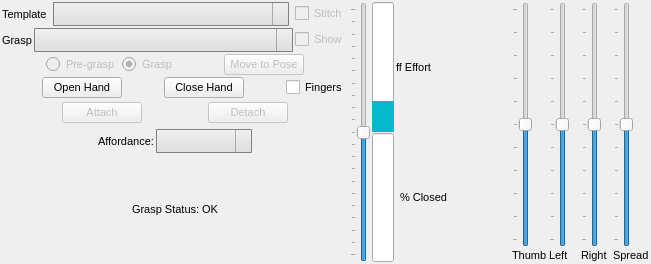
Above: vigir_ocs_grasp_widget/src/graspWidget.ui from team-vigir/vigir_ocs_common before the change. Below: the same form after it.
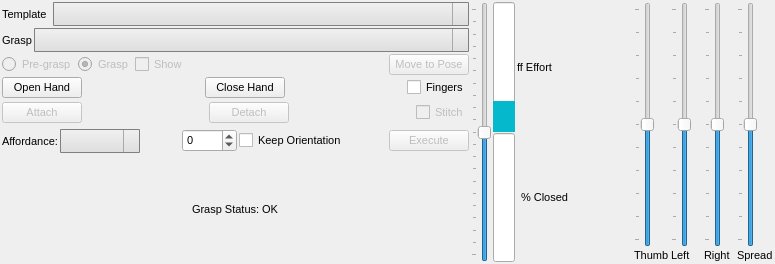
That is the form after the change.

Commit message: Fixed affordance management

```diff
--- a/vigir_ocs_grasp_widget/src/graspWidget.ui
+++ b/vigir_ocs_grasp_widget/src/graspWidget.ui
@@ -6,7 +6,7 @@
    <rect>
     <x>0</x>
     <y>0</y>
-    <width>651</width>
+    <width>775</width>
     <height>264</height>
    </rect>
   </property>
@@ -142,16 +142,6 @@
             </property>
            </widget>
           </item>
-          <item>
-           <widget class="QCheckBox" name="stitch_template">
-            <property name="enabled">
-             <bool>false</bool>
-            </property>
-            <property name="text">
-             <string>Stitch</string>
-            </property>
-           </widget>
-          </item>
          </layout>
         </item>
         <item>
@@ -230,16 +220,6 @@
             </property>
            </widget>
           </item>
-          <item>
-           <widget class="QCheckBox" name="show_grasp">
-            <property name="enabled">
-             <bool>false</bool>
-            </property>
-            <property name="text">
-             <string>Show</string>
-            </property>
-           </widget>
-          </item>
          </layout>
         </item>
         <item>
@@ -247,19 +227,6 @@
           <property name="spacing">
            <number>2</number>
           </property>
-          <item>
-           <spacer name="horizontalSpacer_8">
-            <property name="orientation">
-             <enum>Qt::Horizontal</enum>
-            </property>
-            <property name="sizeHint" stdset="0">
-             <size>
-              <width>40</width>
-              <height>20</height>
-             </size>
-            </property>
-           </spacer>
-          </item>
           <item>
            <widget class="QRadioButton" name="show_pre_grasp_radio">
             <property name="enabled">
@@ -286,6 +253,16 @@
             </property>
            </widget>
           </item>
+          <item>
+           <widget class="QCheckBox" name="show_grasp">
+            <property name="enabled">
+             <bool>false</bool>
+            </property>
+            <property name="text">
+             <string>Show</string>
+            </property>
+           </widget>
+          </item>
           <item>
            <spacer name="horizontalSpacer">
             <property name="orientation">
@@ -309,19 +286,6 @@
             </property>
            </widget>
           </item>
-          <item>
-           <spacer name="horizontalSpacer_9">
-            <property name="orientation">
-             <enum>Qt::Horizontal</enum>
-            </property>
-            <property name="sizeHint" stdset="0">
-             <size>
-              <width>40</width>
-              <height>20</height>
-             </size>
-            </property>
-           </spacer>
-          </item>
          </layout>
         </item>
         <item>
@@ -329,19 +293,6 @@
           <property name="spacing">
            <number>2</number>
           </property>
-          <item>
-           <spacer name="horizontalSpacer_6">
-            <property name="orientation">
-             <enum>Qt::Horizontal</enum>
-            </property>
-            <property name="sizeHint" stdset="0">
-             <size>
-              <width>40</width>
-              <height>20</height>
-             </size>
-            </property>
-           </spacer>
-          </item>
           <item>
            <widget class="QPushButton" name="releaseButton">
             <property name="text">
@@ -405,19 +356,6 @@
           <property name="bottomMargin">
            <number>2</number>
           </property>
-          <item>
-           <spacer name="horizontalSpacer_2">
-            <property name="orientation">
-             <enum>Qt::Horizontal</enum>
-            </property>
-            <property name="sizeHint" stdset="0">
-             <size>
-              <width>40</width>
-              <height>20</height>
-             </size>
-            </property>
-           </spacer>
-          </item>
           <item>
            <widget class="QPushButton" name="attachButton">
             <property name="enabled">
@@ -464,6 +402,16 @@
             </property>
            </spacer>
           </item>
+          <item>
+           <widget class="QCheckBox" name="stitch_template">
+            <property name="enabled">
+             <bool>false</bool>
+            </property>
+            <property name="text">
+             <string>Stitch</string>
+            </property>
+           </widget>
+          </item>
          </layout>
         </item>
         <item>
@@ -480,19 +428,6 @@
           <property name="bottomMargin">
            <number>2</number>
           </property>
-          <item>
-           <spacer name="horizontalSpacer_17">
-            <property name="orientation">
-             <enum>Qt::Horizontal</enum>
-            </property>
-            <property name="sizeHint" stdset="0">
-             <size>
-              <width>40</width>
-              <height>20</height>
-             </size>
-            </property>
-           </spacer>
-          </item>
           <item>
            <widget class="QLabel" name="label_7">
             <property name="text">
@@ -580,6 +515,49 @@
             </property>
            </spacer>
           </item>
+          <item>
+           <widget class="QDoubleSpinBox" name="displacementBox">
+            <property name="decimals">
+             <number>0</number>
+            </property>
+            <property name="minimum">
+             <double>-1080.000000000000000</double>
+            </property>
+            <property name="maximum">
+             <double>1080.000000000000000</double>
+            </property>
+           </widget>
+          </item>
+          <item>
+           <widget class="QCheckBox" name="keepOrientationBox">
+            <property name="text">
+             <string>Keep Orientation</string>
+            </property>
+           </widget>
+          </item>
+          <item>
+           <spacer name="horizontalSpacer_9">
+            <property name="orientation">
+             <enum>Qt::Horizontal</enum>
+            </property>
+            <property name="sizeHint" stdset="0">
+             <size>
+              <width>40</width>
+              <height>20</height>
+             </size>
+            </property>
+           </spacer>
+          </item>
+          <item>
+           <widget class="QPushButton" name="affordanceButton">
+            <property name="enabled">
+             <bool>false</bool>
+            </property>
+            <property name="text">
+             <string>Execute</string>
+            </property>
+           </widget>
+          </item>
          </layout>
         </item>
         <item>
```
The commit also changes 4 other files.
